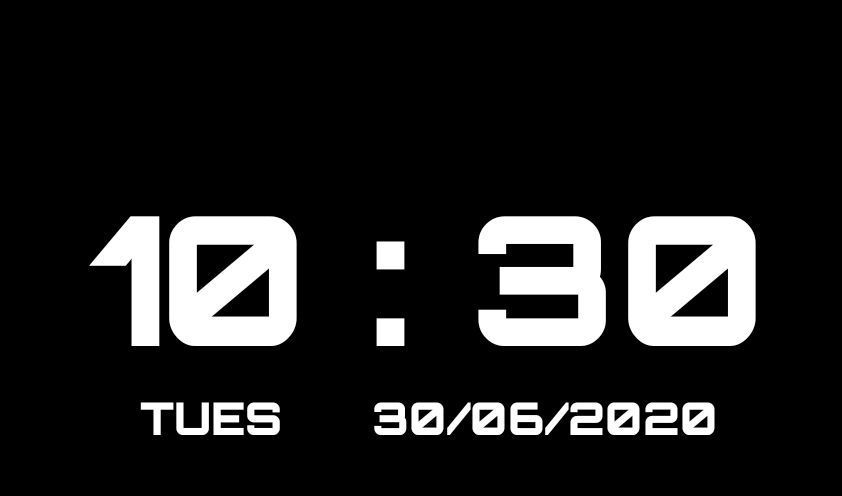
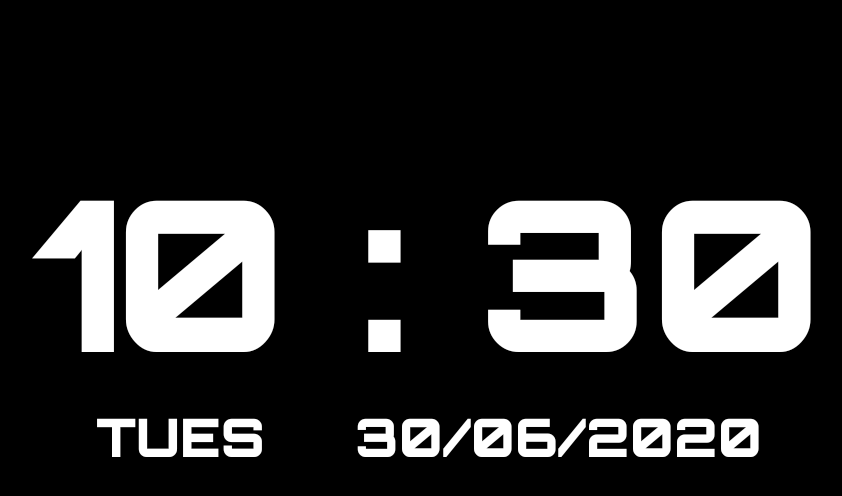
Before and after one commit to SanjaySinghGangwar/Clock, an Android app: the screen it shows after launch (MainActivity), on a phone screen of 824 x 412 dp (held sideways). Shown: the top 496 px of the screen, without its empty margins (189-1031 px from the left). Run offline under Robolectric (Android 15) with nearby library versions, the phone set to English and light mode, and no system bars.

Commit message:
Minor Changes

```diff
--- a/app/build.gradle
+++ b/app/build.gradle
@@ -1,4 +1,7 @@
 apply plugin: 'com.android.application'
+apply plugin: 'com.google.gms.google-services'
+//apply plugin: 'com.google.firebase.crashlytics'
+apply plugin: 'com.google.firebase.firebase-perf'
 
 android {
     compileSdkVersion 29
@@ -26,6 +29,12 @@ dependencies {
     implementation fileTree(dir: "libs", include: ["*.jar"])
     implementation 'androidx.appcompat:appcompat:1.1.0'
     implementation 'androidx.constraintlayout:constraintlayout:1.1.3'
+    //implementation 'com.google.firebase:firebase-analytics:17.4.3'
+   // implementation 'com.google.firebase:firebase-crashlytics:17.1.0'
+    //implementation 'com.google.firebase:firebase-perf:19.0.7'
+    //implementation 'com.google.firebase:firebase-config:19.1.4'
+    //implementation 'com.google.firebase:firebase-inappmessaging-display:19.0.7'
+    //implementation 'com.google.firebase:firebase-ads:19.2.0'
     testImplementation 'junit:junit:4.13'
     androidTestImplementation 'androidx.test.ext:junit:1.1.1'
     androidTestImplementation 'androidx.test.espresso:espresso-core:3.2.0'
--- a/app/src/main/java/com/sanjaysgangwar/clock/MainActivity.java
+++ b/app/src/main/java/com/sanjaysgangwar/clock/MainActivity.java
@@ -1,10 +1,14 @@
 package com.sanjaysgangwar.clock;
 
+import android.annotation.SuppressLint;
+import android.os.Build;
 import android.os.Bundle;
 import android.os.Handler;
 import android.view.View;
+import android.view.WindowManager;
 import android.widget.TextView;
 
+import androidx.annotation.RequiresApi;
 import androidx.appcompat.app.AppCompatActivity;
 
 import java.text.SimpleDateFormat;
@@ -14,6 +18,7 @@ public class MainActivity extends AppCompatActivity {
     TextView timeTV, dayTV, dateTV;
     String DAY = null;
 
+    @RequiresApi(api = Build.VERSION_CODES.KITKAT)
     @Override
     protected void onCreate(Bundle savedInstanceState) {
         super.onCreate(savedInstanceState);
@@ -25,10 +30,21 @@ public class MainActivity extends AppCompatActivity {
 
         //Full Screen App
         View decorView = getWindow().getDecorView();
-        int uiOptions = 0;
-        if (android.os.Build.VERSION.SDK_INT >= android.os.Build.VERSION_CODES.JELLY_BEAN) {
-            uiOptions = View.SYSTEM_UI_FLAG_FULLSCREEN;
-        }
+        getWindow().addFlags(WindowManager.LayoutParams.FLAG_KEEP_SCREEN_ON);
+        int uiOptions;
+
+        uiOptions = (
+                View.SYSTEM_UI_FLAG_IMMERSIVE
+                        // Set the content to appear under the system bars so that the
+                        // content doesn't resize when the system bars hide and show.
+                        | View.SYSTEM_UI_FLAG_LAYOUT_STABLE
+                        | View.SYSTEM_UI_FLAG_LAYOUT_HIDE_NAVIGATION
+                        | View.SYSTEM_UI_FLAG_LAYOUT_FULLSCREEN
+                        // Hide the nav bar and status bar
+                        | View.SYSTEM_UI_FLAG_HIDE_NAVIGATION
+                        | View.SYSTEM_UI_FLAG_FULLSCREEN);
+
+
         decorView.setSystemUiVisibility(uiOptions);
 
         updateTime();
@@ -38,7 +54,7 @@ public class MainActivity extends AppCompatActivity {
     private void updateTime() {
         Date date = new Date();
         int day = date.getDay();
-        SimpleDateFormat formatter = new SimpleDateFormat("dd/MM/yyyy");
+        @SuppressLint("SimpleDateFormat") SimpleDateFormat formatter = new SimpleDateFormat("dd/MM/yyyy");
 
         switch (day) {
             case 1:
--- a/app/src/main/res/layout/activity_main.xml
+++ b/app/src/main/res/layout/activity_main.xml
@@ -17,7 +17,7 @@
         android:layout_height="wrap_content"
         android:gravity="center"
         android:textColor="@android:color/white"
-        android:textSize="120sp"
+        android:textSize="140sp"
         android:textStyle="bold"
         app:fontFamily="@font/orbitron_black" />
 
@@ -36,7 +36,7 @@
             android:layout_marginRight="30dp"
             android:gravity="center"
             android:textColor="@android:color/white"
-            android:textSize="30sp"
+            android:textSize="35sp"
             android:textStyle="bold"
             app:fontFamily="@font/orbitron_black" />
 
@@ -48,7 +48,7 @@
             android:layout_marginLeft="30dp"
             android:gravity="center"
             android:textColor="@android:color/white"
-            android:textSize="30sp"
+            android:textSize="35sp"
             android:textStyle="bold"
             app:fontFamily="@font/orbitron_black" />
     </LinearLayout>
--- a/build.gradle
+++ b/build.gradle
@@ -6,6 +6,9 @@ buildscript {
     }
     dependencies {
         classpath "com.android.tools.build:gradle:4.0.0"
+        classpath 'com.google.gms:google-services:4.3.3'
+        classpath 'com.google.firebase:firebase-crashlytics-gradle:2.2.0'
+        classpath 'com.google.firebase:perf-plugin:1.3.1'
 
         // NOTE: Do not place your application dependencies here; they belong
         // in the individual module build.gradle files
```
Also changed, not shown: 1 other file.
